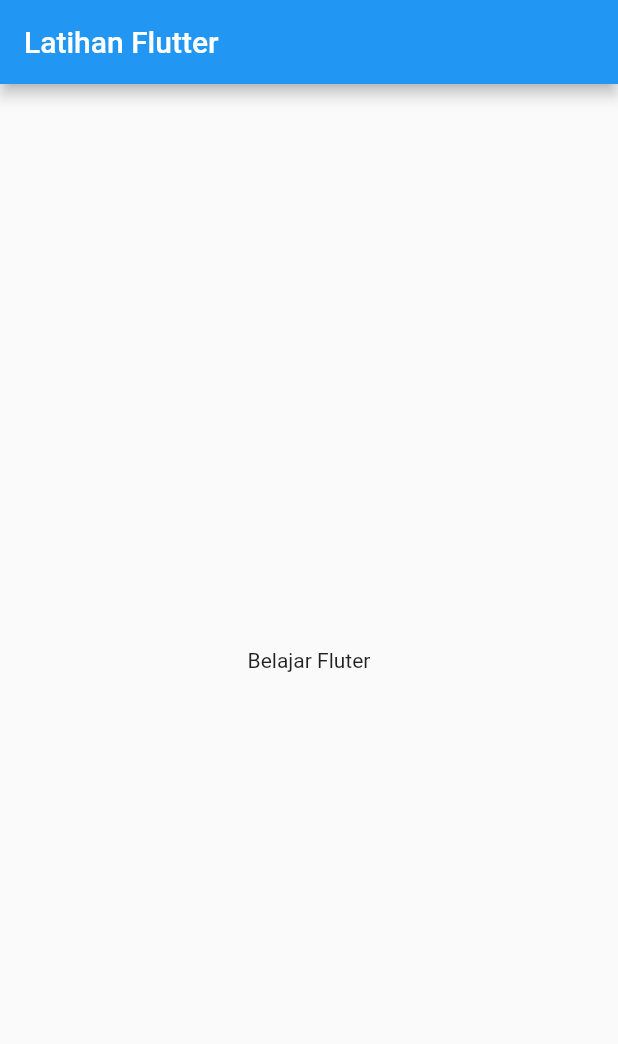
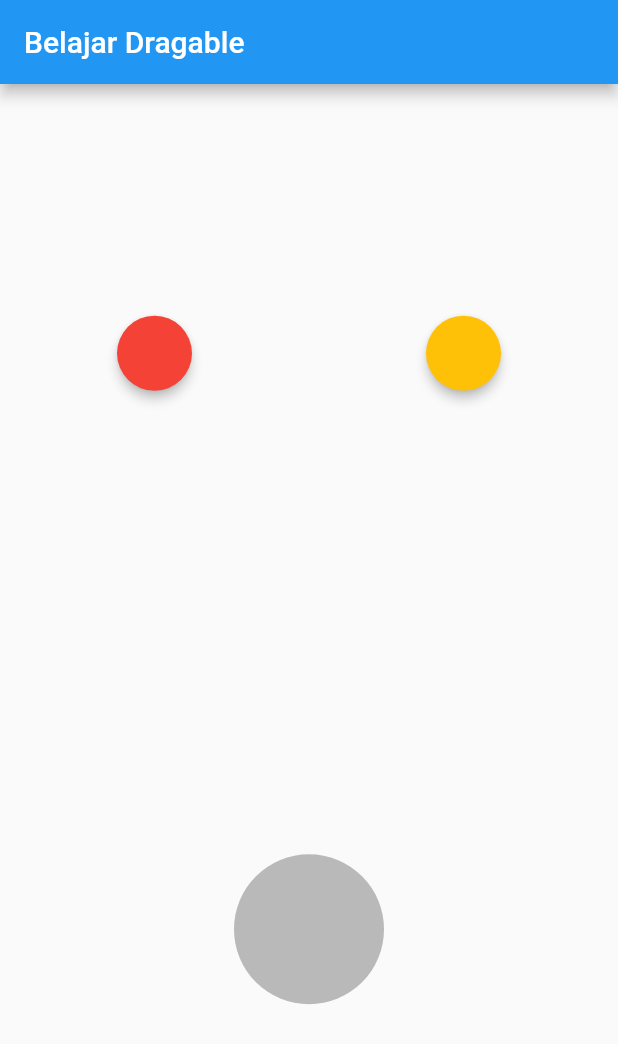
Before and after one commit to Balajar-DM/Flutter-Learn, a Flutter app: the screen it shows after launch, on a phone screen of 412 x 824 dp. Shown: the top 1044 px of the screen. Run offline on Flutter 3.47's test engine with Material 2 defaults, Android fonts, the phone set to English and light mode, and no system bars.

Commit message:
Latihan Draggable, DragTarget, SizedBox, Material

```diff
--- a/lib/main.dart
+++ b/lib/main.dart
@@ -2,15 +2,119 @@ import 'package:flutter/material.dart';
 
 void main() => runApp(MyApp());
 
-class MyApp extends StatelessWidget {
+class MyApp extends StatefulWidget {
+  @override
+  _MyAppState createState() => _MyAppState();
+}
+
+class _MyAppState extends State<MyApp> {
+  Color color1 = Colors.red;
+  Color color2 = Colors.amber;
+  Color targetColor;
+  bool isAccepted = false;
   @override
   Widget build(BuildContext context) {
     return MaterialApp(
       home: Scaffold(
         appBar: AppBar(
-          title: Text("Latihan Flutter"),
+          title: Text("Belajar Dragable"),
         ),
-        body: Center(child: Text("Belajar Fluter")),
+        body: Column(
+          mainAxisAlignment: MainAxisAlignment.spaceAround,
+          children: <Widget>[
+            Row(
+              mainAxisAlignment: MainAxisAlignment.spaceAround,
+              children: <Widget>[
+                Draggable<Color>(
+                  data: color1,
+                  child: SizedBox(
+                    width: 50,
+                    height: 50,
+                    child: Material(
+                      color: color1,
+                      shape: StadiumBorder(),
+                      elevation: 3,
+                    ),
+                  ),
+                  childWhenDragging: SizedBox(
+                    width: 50,
+                    height: 50,
+                    child: Material(
+                      color: Colors.grey,
+                      shape: StadiumBorder(),
+                      elevation: 0,
+                    ),
+                  ),
+                  feedback: SizedBox(
+                    width: 50,
+                    height: 50,
+                    child: Material(
+                      color: color1.withOpacity(0.7),
+                      shape: StadiumBorder(),
+                      elevation: 3,
+                    ),
+                  ),
+                ),
+                Draggable<Color>(
+                  data: color2,
+                  child: SizedBox(
+                    width: 50,
+                    height: 50,
+                    child: Material(
+                      color: color2,
+                      shape: StadiumBorder(),
+                      elevation: 3,
+                    ),
+                  ),
+                  childWhenDragging: SizedBox(
+                    width: 50,
+                    height: 50,
+                    child: Material(
+                      color: Colors.grey,
+                      shape: StadiumBorder(),
+                      elevation: 0,
+                    ),
+                  ),
+                  feedback: SizedBox(
+                    width: 50,
+                    height: 50,
+                    child: Material(
+                      color: color2.withOpacity(0.7),
+                      shape: StadiumBorder(),
+                      elevation: 3,
+                    ),
+                  ),
+                ),
+              ],
+            ),
+            DragTarget<Color>(
+              onWillAccept: (value) => true,
+              onAccept: (value) {
+                isAccepted = true;
+                targetColor = value;
+              },
+              builder: (context, candidates, rejected) {
+                return (isAccepted)
+                    ? SizedBox(
+                        width: 100,
+                        height: 100,
+                        child: Material(
+                          color: targetColor,
+                          shape: StadiumBorder(),
+                        ),
+                      )
+                    : SizedBox(
+                        width: 100,
+                        height: 100,
+                        child: Material(
+                          color: Colors.black26,
+                          shape: StadiumBorder(),
+                        ),
+                      );
+              },
+            )
+          ],
+        ),
       ),
     );
   }
```
